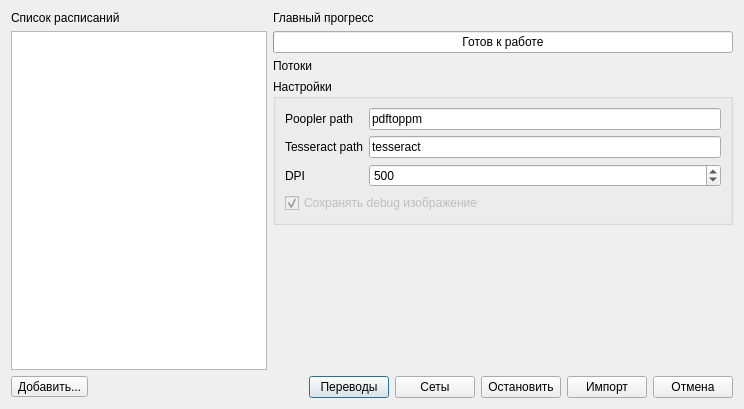
Qt form src/ui/import/importDialog.ui (Nikololoshka/StankinScheduleEditor2) before a commit.
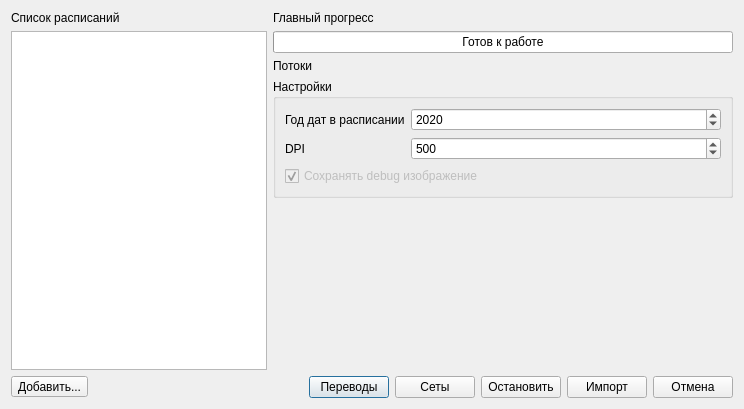
The same form after that commit.

Commit message: added year selection, encoding fix, build support for linux

```diff
--- a/src/ui/import/importDialog.ui
+++ b/src/ui/import/importDialog.ui
@@ -95,51 +95,14 @@
          <layout class="QVBoxLayout" name="verticalLayout">
           <item>
            <layout class="QFormLayout" name="formLayout">
-            <item row="0" column="0">
-             <widget class="QLabel" name="pooplerLabel">
-              <property name="text">
-               <string>Poopler path </string>
-              </property>
-             </widget>
-            </item>
-            <item row="0" column="1">
-             <widget class="QLineEdit" name="pooplerLineEdit">
-              <property name="text">
-               <string>pdftoppm</string>
-              </property>
-             </widget>
-            </item>
             <item row="1" column="0">
-             <widget class="QLabel" name="tesseractLabel">
-              <property name="text">
-               <string>Tesseract path</string>
-              </property>
-             </widget>
-            </item>
-            <item row="1" column="1">
-             <widget class="QLineEdit" name="tesseractLineEdit">
-              <property name="text">
-               <string>tesseract</string>
-              </property>
-              <property name="echoMode">
-               <enum>QLineEdit::Normal</enum>
-              </property>
-              <property name="dragEnabled">
-               <bool>false</bool>
-              </property>
-              <property name="clearButtonEnabled">
-               <bool>false</bool>
-              </property>
-             </widget>
-            </item>
-            <item row="2" column="0">
              <widget class="QLabel" name="dpiLabel">
               <property name="text">
                <string>DPI</string>
               </property>
              </widget>
             </item>
-            <item row="2" column="1">
+            <item row="1" column="1">
              <widget class="QSpinBox" name="dpiSpinBox">
               <property name="prefix">
                <string/>
@@ -158,6 +121,26 @@
               </property>
              </widget>
             </item>
+            <item row="0" column="0">
+             <widget class="QLabel" name="yearLabel">
+              <property name="text">
+               <string>Год дат в расписании</string>
+              </property>
+             </widget>
+            </item>
+            <item row="0" column="1">
+             <widget class="QSpinBox" name="yearSpinBox">
+              <property name="minimum">
+               <number>2000</number>
+              </property>
+              <property name="maximum">
+               <number>2100</number>
+              </property>
+              <property name="value">
+               <number>2020</number>
+              </property>
+             </widget>
+            </item>
            </layout>
           </item>
           <item>
```
The commit also changes 11 other files.
